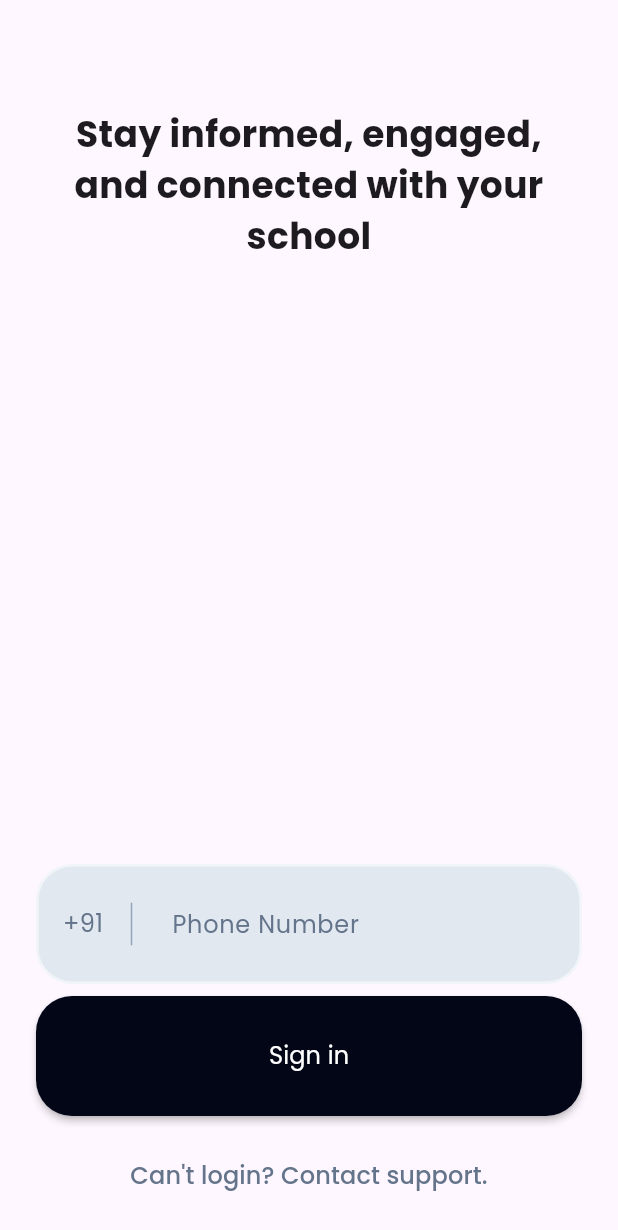
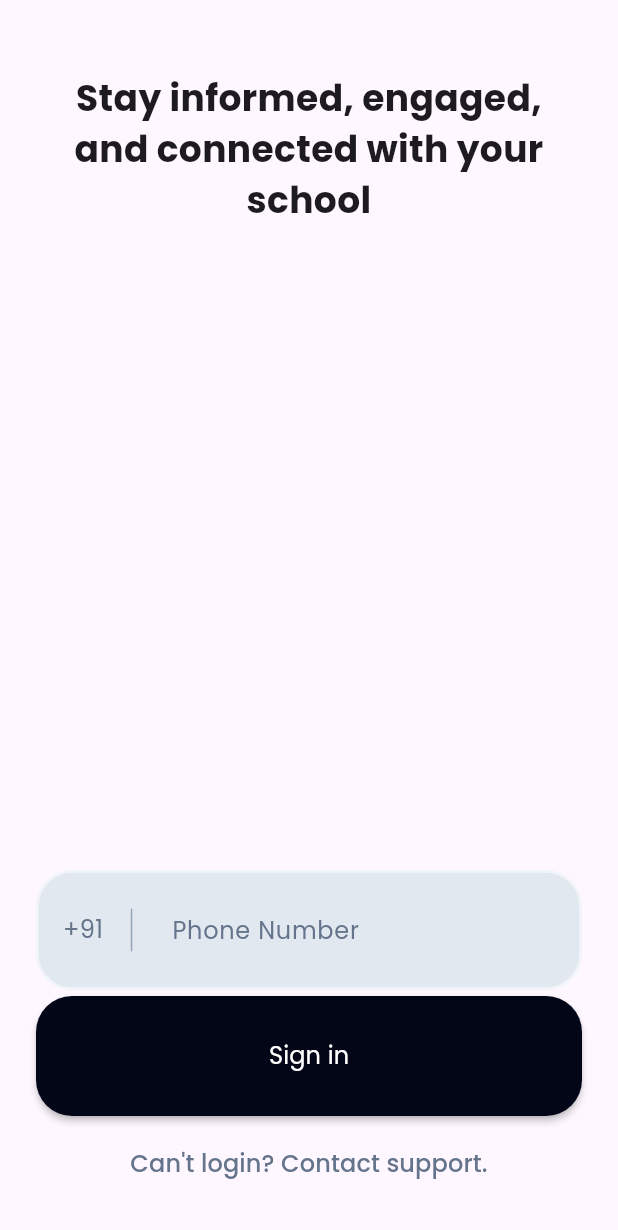
Before and after one commit to Aadv1k/Project_CampusPilot, a Flutter app: the LoginView screen opened directly, on a phone screen of 412 x 824 dp. Shown: the top 1230 px of the screen. Run offline on Flutter 3.47's test engine with Material 3 defaults, Android fonts, the phone set to English and light mode, and no system bars; our stand-ins replace flutter_otp_text_field, flutter_secure_storage, google_fonts, jwt_decoder, mask_text_input_formatter; accounts and stored records are empty.

Commit message:
Refactor some of the existing UI

```diff
--- a/app/lib/components/announcement_card.dart
+++ b/app/lib/components/announcement_card.dart
@@ -1,4 +1,3 @@
-import 'package:app/components/typography.dart';
 import 'package:app/models/announcement.dart';
 import 'package:app/utils/colors.dart';
 import 'package:app/utils/sizes.dart';
--- a/app/lib/components/button.dart
+++ b/app/lib/components/button.dart
@@ -1,12 +1,9 @@
-import 'dart:ui_web';
-
 import 'package:app/utils/colors.dart';
 import 'package:app/utils/sizes.dart';
 import 'package:flutter/material.dart';
 
 class PrimaryButton extends StatelessWidget {
   final VoidCallback? onPressed;
-  final double height;
   final double width;
   final String text;
   final bool isLoading;
@@ -16,7 +13,6 @@ class PrimaryButton extends StatelessWidget {
     required this.width,
     required this.text,
     this.onPressed,
-    this.height = 72.0,
     this.isLoading = false,
   });
 
--- a/app/lib/components/phone_number_input.dart
+++ b/app/lib/components/phone_number_input.dart
@@ -109,6 +109,7 @@ class _PhoneNumberInputState extends State<PhoneNumberInput> {
                     padding: const EdgeInsets.symmetric(horizontal: Spacing.md),
                     child: Center(
                       child: TextField(
+                        autocorrect: true,
                         focusNode: _focusNode,
                         keyboardType: TextInputType.phone,
                         controller: phoneNumberInputController,
--- /dev/null
+++ b/app/lib/services/token_service.dart
@@ -0,0 +1,19 @@
+import 'package:flutter_secure_storage/flutter_secure_storage.dart';
+import 'package:jwt_decoder/jwt_decoder.dart';
+
+
+class TokenService {
+  static const _storage = FlutterSecureStorage();
+
+  static Future<String?> getAccessToken() {
+    return TokenService._storage.read(key: "pcp_access_token");
+  }
+
+  static void storeAccessToken(String token) {
+    TokenService._storage.write(key: "pcp_access_token", value: token);
+  }
+
+  static bool tokenExpired(String token)  {
+    return JwtDecoder.isExpired(token);
+  }
+}
--- a/app/lib/views/login_view.dart
+++ b/app/lib/views/login_view.dart
@@ -2,14 +2,11 @@ import 'package:app/common/phone_number.dart';
 import 'package:app/components/button.dart';
 import 'package:app/components/mailto_link.dart';
 import 'package:app/components/phone_number_input.dart';
-import 'package:app/components/safe_scaffold.dart';
-import 'package:app/components/typography.dart';
 import 'package:app/models/user_model.dart';
 import 'package:app/utils/colors.dart';
 import 'package:app/utils/sizes.dart';
 import 'package:app/views/otp_verify_view.dart';
 import 'package:flutter/material.dart';
-import 'package:flutter_svg/flutter_svg.dart';
 
 class LoginView extends StatefulWidget {
   const LoginView({super.key});
@@ -47,11 +44,7 @@ class _LoginViewState extends State<LoginView> {
   Widget build(BuildContext context) {
     return Scaffold(
       body: Padding(
-        padding: const EdgeInsets.only(
-            top: Spacing.xxl,
-            left: Spacing.lg,
-            right: Spacing.lg,
-            bottom: Spacing.md),
+        padding: const EdgeInsets.symmetric(horizontal: Spacing.lg, vertical: Spacing.lg),
         child: Column(
           mainAxisAlignment: MainAxisAlignment.spaceBetween,
           crossAxisAlignment: CrossAxisAlignment.center,
@@ -67,6 +60,7 @@ class _LoginViewState extends State<LoginView> {
                 ),
               ],
             ),
+            const Spacer(),
             Column(
               children: [
                 PhoneNumberInput(
@@ -78,13 +72,13 @@ class _LoginViewState extends State<LoginView> {
                   hasError: hasError,
                   errorMessage: errorMessage,
                 ),
-                const SizedBox(height: Spacing.sm),
+                const SizedBox(height: Spacing.xs),
                 PrimaryButton(
                   onPressed: _handleVerifyTap,
                   width: double.infinity,
                   text: "Sign in",
                 ),
-                const SizedBox(height: Spacing.md),
+                const SizedBox(height: Spacing.sm),
                 MailtoLink(
                     emailSubject: "Support request: Can't login",
                     emailBody:
--- a/app/pubspec.yaml
+++ b/app/pubspec.yaml
@@ -39,6 +39,8 @@ dependencies:
   # The following adds the Cupertino Icons font to your application.
   # Use with the CupertinoIcons class for iOS style icons.
   cupertino_icons: ^1.0.6
+  flutter_secure_storage: ^9.2.2
+  jwt_decoder: ^2.0.1
 
 dev_dependencies:
   flutter_test:
```
Also changed, not shown: app/lib/main.dart (+18 -8 lines), app/lib/services/user_service.dart (deleted, +0 -74 lines), app/lib/views/otp_verify_view.dart (+5 -7 lines), app/pubspec.lock, 5 other files.
